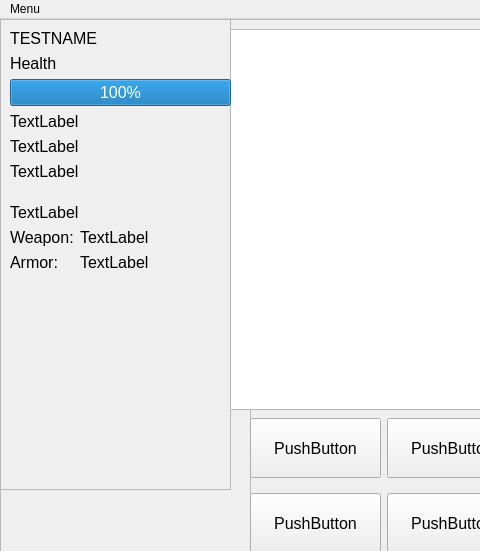
Old version of the form Game.ui in the repository RobertHalbert/2023GameProject; both pictures show x 0 to 480 and y 0 to 551 of the 1010 by 711 pixel window.
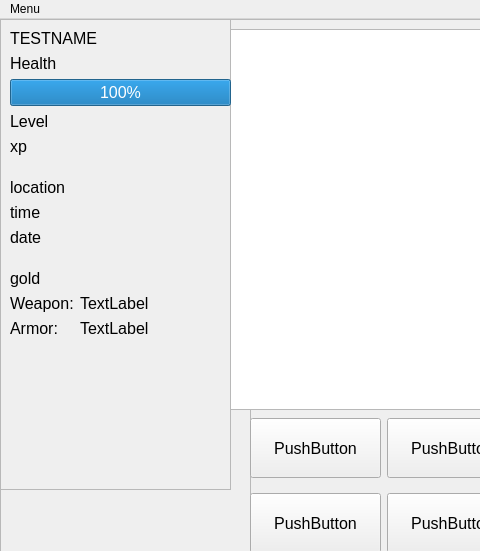
New version of the form.

The edit to the form file:
```diff
--- a/Game.ui
+++ b/Game.ui
@@ -93,28 +93,28 @@
          </property>
         </widget>
        </item>
-       <item row="3" column="0" colspan="2">
+       <item row="6" column="0" colspan="2">
         <widget class="QLabel" name="labelLocation">
          <property name="text">
-          <string>TextLabel</string>
+          <string>location</string>
          </property>
         </widget>
        </item>
-       <item row="4" column="0" colspan="2">
+       <item row="7" column="0" colspan="2">
         <widget class="QLabel" name="labelTime">
          <property name="text">
-          <string>TextLabel</string>
+          <string>time</string>
          </property>
         </widget>
        </item>
-       <item row="5" column="0" colspan="2">
+       <item row="8" column="0" colspan="2">
         <widget class="QLabel" name="labelDate">
          <property name="text">
-          <string>TextLabel</string>
+          <string>date</string>
          </property>
         </widget>
        </item>
-       <item row="6" column="0" colspan="2">
+       <item row="9" column="0" colspan="2">
         <spacer name="verticalSpacer">
          <property name="orientation">
           <enum>Qt::Vertical</enum>
@@ -130,41 +130,71 @@
          </property>
         </spacer>
        </item>
-       <item row="7" column="0" colspan="2">
+       <item row="10" column="0" colspan="2">
         <widget class="QLabel" name="labelGold">
          <property name="text">
-          <string>TextLabel</string>
+          <string>gold</string>
          </property>
         </widget>
        </item>
-       <item row="8" column="0">
+       <item row="11" column="0">
         <widget class="QLabel" name="labelWeapon">
          <property name="text">
           <string>Weapon:</string>
          </property>
         </widget>
        </item>
-       <item row="8" column="1">
+       <item row="11" column="1">
         <widget class="QLabel" name="labelWEquippped">
          <property name="text">
           <string>TextLabel</string>
          </property>
         </widget>
        </item>
-       <item row="9" column="0">
+       <item row="12" column="0">
         <widget class="QLabel" name="labelArmor">
          <property name="text">
           <string>Armor:</string>
          </property>
         </widget>
        </item>
-       <item row="9" column="1">
+       <item row="12" column="1">
         <widget class="QLabel" name="labelAEquipped">
          <property name="text">
           <string>TextLabel</string>
          </property>
         </widget>
        </item>
+       <item row="5" column="0" colspan="2">
+        <spacer name="verticalSpacer_2">
+         <property name="orientation">
+          <enum>Qt::Vertical</enum>
+         </property>
+         <property name="sizeType">
+          <enum>QSizePolicy::Preferred</enum>
+         </property>
+         <property name="sizeHint" stdset="0">
+          <size>
+           <width>5</width>
+           <height>10</height>
+          </size>
+         </property>
+        </spacer>
+       </item>
+       <item row="3" column="0" colspan="2">
+        <widget class="QLabel" name="labelLevel">
+         <property name="text">
+          <string>Level</string>
+         </property>
+        </widget>
+       </item>
+       <item row="4" column="0" colspan="2">
+        <widget class="QLabel" name="labelXp">
+         <property name="text">
+          <string>xp</string>
+         </property>
+        </widget>
+       </item>
       </layout>
      </widget>
     </widget>
```
